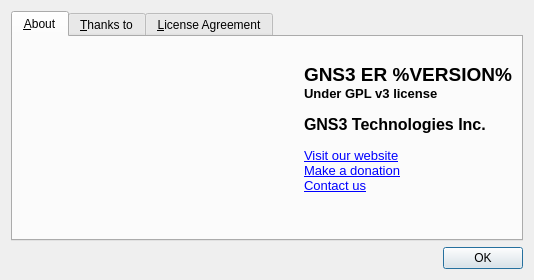
The window that gns3/ui/about_dialog.ui (GNS3/gns3-gui) describes before a commit, drawn with Qt 5.
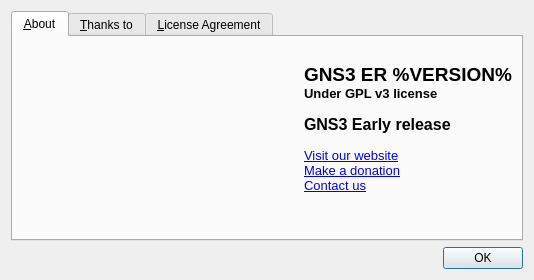
The same window after the commit. Icons and pictures are not drawn.

```diff
--- a/gns3/ui/about_dialog.ui
+++ b/gns3/ui/about_dialog.ui
@@ -66,7 +66,7 @@
 &lt;p style=&quot; margin-top:0px; margin-bottom:0px; margin-left:0px; margin-right:0px; -qt-block-indent:0; text-indent:0px;&quot;&gt;&lt;span style=&quot; font-family:'Sans Serif'; font-size:14pt; font-weight:600;&quot;&gt;GNS3 ER %VERSION%&lt;/span&gt;&lt;/p&gt;
 &lt;p style=&quot; margin-top:0px; margin-bottom:0px; margin-left:0px; margin-right:0px; -qt-block-indent:0; text-indent:0px;&quot;&gt;&lt;span style=&quot; font-family:'Sans Serif'; font-size:10pt; font-weight:600;&quot;&gt;Under GPL v3 license&lt;/span&gt;&lt;/p&gt;
 &lt;p style=&quot;-qt-paragraph-type:empty; margin-top:0px; margin-bottom:0px; margin-left:0px; margin-right:0px; -qt-block-indent:0; text-indent:0px; font-family:'Sans Serif'; font-weight:600;&quot;&gt;&lt;br /&gt;&lt;/p&gt;
-&lt;p style=&quot; margin-top:0px; margin-bottom:0px; margin-left:0px; margin-right:0px; -qt-block-indent:0; text-indent:0px;&quot;&gt;&lt;span style=&quot; font-family:'Sans Serif'; font-size:12pt; font-weight:600;&quot;&gt;GNS3 Technologies Inc.&lt;/span&gt;&lt;/p&gt;
+&lt;p style=&quot; margin-top:0px; margin-bottom:0px; margin-left:0px; margin-right:0px; -qt-block-indent:0; text-indent:0px;&quot;&gt;&lt;span style=&quot; font-family:'Sans Serif'; font-size:12pt; font-weight:600;&quot;&gt;GNS3 Early release&lt;/span&gt;&lt;/p&gt;
 &lt;p style=&quot;-qt-paragraph-type:empty; margin-top:0px; margin-bottom:0px; margin-left:0px; margin-right:0px; -qt-block-indent:0; text-indent:0px;&quot;&gt;&lt;br /&gt;&lt;/p&gt;
 &lt;p style=&quot; margin-top:0px; margin-bottom:0px; margin-left:0px; margin-right:0px; -qt-block-indent:0; text-indent:0px;&quot;&gt;&lt;a href=&quot;http://www.gns3.net&quot;&gt;&lt;span style=&quot; font-family:'Lucida Grande'; font-size:10pt; text-decoration: underline; color:#0000ff;&quot;&gt;Visit our website&lt;/span&gt;&lt;/a&gt;&lt;/p&gt;
 &lt;p style=&quot; margin-top:0px; margin-bottom:0px; margin-left:0px; margin-right:0px; -qt-block-indent:0; text-indent:0px;&quot;&gt;&lt;a href=&quot;http://sourceforge.net/donate/index.php?group_id=198152&quot;&gt;&lt;span style=&quot; font-family:'Lucida Grande'; font-size:10pt; text-decoration: underline; color:#0000ff;&quot;&gt;Make a donation&lt;/span&gt;&lt;/a&gt;&lt;/p&gt;
```
